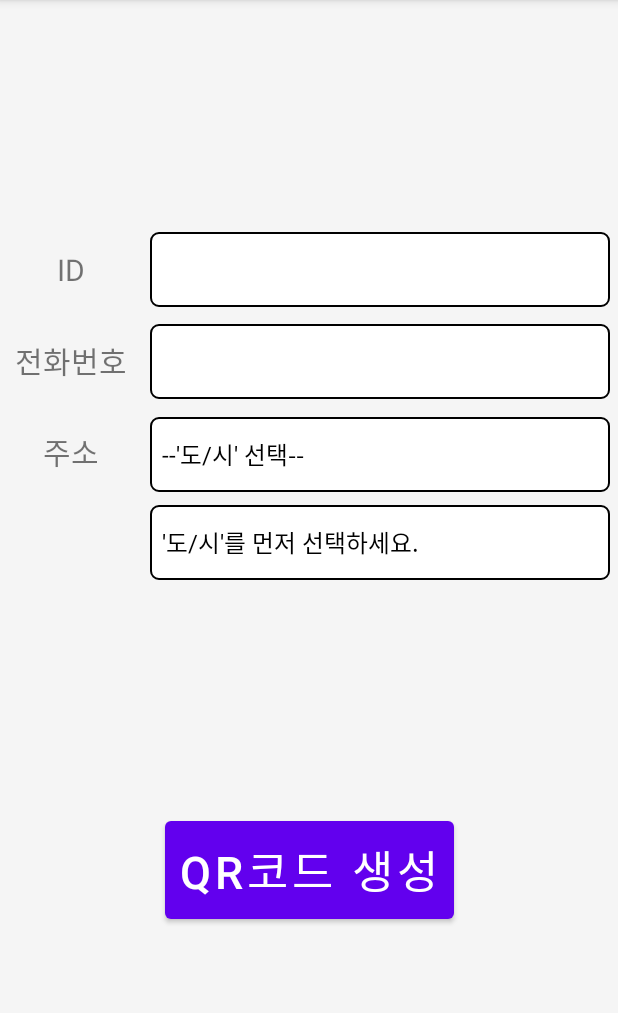
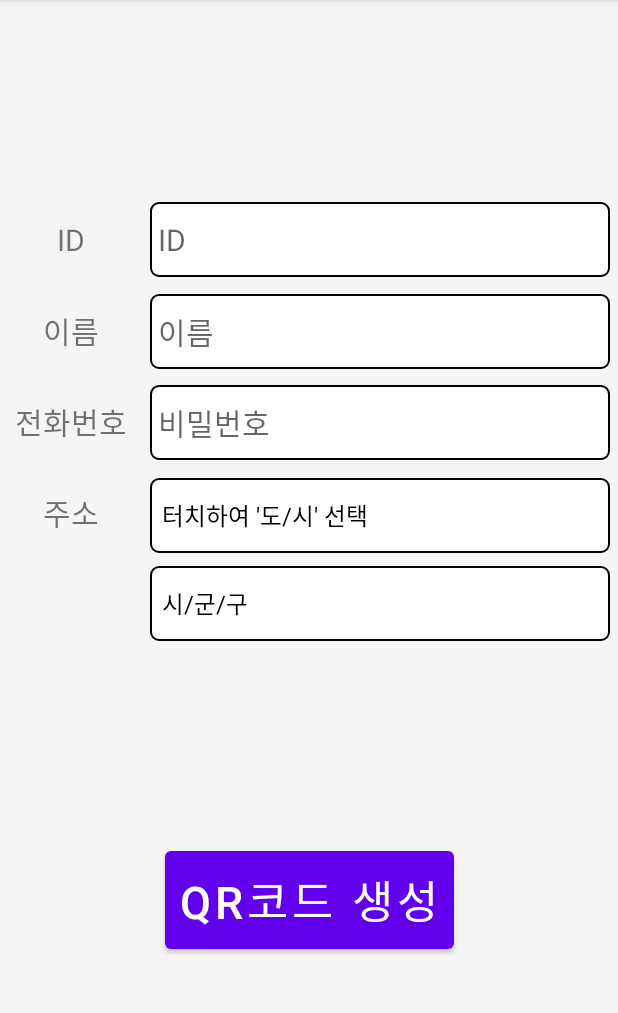
Before and after one commit to dlrgus041/gradUserApp, an Android app: the screen it shows after launch (MainActivity), on a phone screen of 412 x 824 dp, the part 84-1097 px from its top. Run offline under Robolectric (Android 15) with nearby library versions, the phone set to English and light mode, and no system bars; libraries missing offline, so code that uses them is left out: com.journeyapps.barcodescanner.

Commit message:
add 'ID' field to distinguish employee/visitor

```diff
--- a/app/src/main/java/org/grad/user/MainActivity.kt
+++ b/app/src/main/java/org/grad/user/MainActivity.kt
@@ -68,11 +68,9 @@ class MainActivity : AppCompatActivity() {
         spn1.onItemSelectedListener = object : AdapterView.OnItemSelectedListener {
 
             override fun onItemSelected(parent: AdapterView<*>?, view: View, position: Int, id: Long) {
-                if (position > 0) {
-                    changeSecondSpinner(position)
-                    enableSecondSpinner(true)
-                    address = 0
-                } else enableSecondSpinner(false)
+                changeSecondSpinner(position)
+                enableSecondSpinner(position > 0)
+                address = 0
             }
 
             override fun onNothingSelected(parent: AdapterView<*>?) {
@@ -144,7 +142,7 @@ class MainActivity : AppCompatActivity() {
         view.setImageBitmap(
             BarcodeEncoder().createBitmap(
                 QRCodeWriter().encode(
-                    msg, BarcodeFormat.QR_CODE, 250, 250, hints
+                    msg, BarcodeFormat.QR_CODE, 300, 300, hints
                 )
             )
         )
@@ -152,7 +150,6 @@ class MainActivity : AppCompatActivity() {
 
     fun enableSecondSpinner(flag: Boolean) {
         spn2.isClickable = flag
-        spn2.adapter = ArrayAdapter.createFromResource(this, adArr[0], android.R.layout.simple_spinner_dropdown_item)
     }
 
     fun changeSecondSpinner(pos: Int) {
--- a/app/src/main/res/layout/activity_main.xml
+++ b/app/src/main/res/layout/activity_main.xml
@@ -41,7 +41,31 @@
                         android:padding="5dp"
                         android:id="@+id/editTextId"
                         android:background="@drawable/text_design"
-                        android:textSize="20sp" />
+                        android:textSize="20sp"
+                        android:hint="ID"/>
+
+            </TableRow>
+
+            <TableRow>
+
+                <TextView
+                        android:layout_width="match_parent"
+                        android:layout_height="match_parent"
+                        android:padding="10dp"
+                        android:text="이름"
+                        android:textSize="20sp"
+                        android:gravity="center"/>
+
+                <EditText
+                        android:layout_weight="1"
+                        android:layout_width="match_parent"
+                        android:layout_height="50dp"
+                        android:layout_margin="5dp"
+                        android:padding="5dp"
+                        android:id="@+id/editTextName"
+                        android:background="@drawable/text_design"
+                        android:textSize="20sp"
+                        android:hint="이름"/>
 
             </TableRow>
 
@@ -64,7 +88,8 @@
                         android:inputType="phone"
                         android:id="@+id/editTextPhone"
                         android:background="@drawable/text_design"
-                        android:textSize="20sp" />
+                        android:textSize="20sp"
+                        android:hint="비밀번호"/>
 
             </TableRow>
 
@@ -85,7 +110,7 @@
                         android:layout_margin="5dp"
                         android:id="@+id/spinner1"
                         android:background="@drawable/spinner_design"
-                        android:spinnerMode="dialog" />
+                        android:spinnerMode="dialog"/>
 
             </TableRow>
 
@@ -129,8 +154,8 @@
             android:visibility="invisible">
 
         <ImageView
-                android:layout_width="250dp"
-                android:layout_height="250dp"
+                android:layout_width="300dp"
+                android:layout_height="300dp"
                 android:id="@+id/imgView"
                 app:layout_constraintBottom_toBottomOf="parent"
                 app:layout_constraintLeft_toLeftOf="parent"
--- a/app/src/main/res/values-night/themes.xml
+++ b/app/src/main/res/values-night/themes.xml
@@ -1,3 +1,4 @@
+<?xml version="1.0" encoding="utf-8"?>
 <resources xmlns:tools="http://schemas.android.com/tools">
     <!-- Base application theme. -->
     <style name="Theme.User" parent="Theme.MaterialComponents.DayNight.DarkActionBar">
--- a/app/src/main/res/values/address.xml
+++ b/app/src/main/res/values/address.xml
@@ -1,7 +1,7 @@
 <?xml version="1.0" encoding="utf-8"?>
 <resources>
     <string-array name="addr00">
-        <item>--'도/시' 선택--</item>
+        <item>"터치하여 '도/시' 선택"</item>
         <item>서울특별시</item>
         <item>광주광역시</item>
         <item>대구광역시</item>
@@ -22,11 +22,11 @@
     </string-array>
 
     <string-array name="addr0">
-        <item>'도/시'를 먼저 선택하세요.</item>
+        <item>시/군/구</item>
     </string-array>
 
     <string-array name="addr1">
-        <item>--'군/구' 선택--</item>
+        <item>"터치하여 '군/구' 선택"</item>
         <item>강남구</item>
         <item>강동구</item>
         <item>강북구</item>
@@ -55,7 +55,7 @@
     </string-array>
 
     <string-array name="addr2">
-        <item>--'군/구' 선택--</item>
+        <item>"터치하여 '군/구' 선택"</item>
         <item>광산구</item>
         <item>남구</item>
         <item>동구</item>
@@ -64,7 +64,7 @@
     </string-array>
 
     <string-array name="addr3">
-        <item>--'군/구' 선택--</item>
+        <item>"터치하여 '군/구' 선택"</item>
         <item>남구</item>
         <item>달서구</item>
         <item>동구</item>
@@ -75,7 +75,7 @@
     </string-array>
 
     <string-array name="addr4">
-        <item>--'군/구' 선택--</item>
+        <item>"터치하여 '군/구' 선택"</item>
         <item>대덕구</item>
         <item>동구</item>
         <item>서구</item>
@@ -84,7 +84,7 @@
     </string-array>
 
     <string-array name="addr5">
-        <item>--'군/구' 선택--</item>
+        <item>"터치하여 '군/구' 선택"</item>
         <item>강서구</item>
         <item>금정구</item>
         <item>기장군</item>
@@ -104,7 +104,7 @@
     </string-array>
 
     <string-array name="addr6">
-        <item>--'군/구' 선택--</item>
+        <item>"터치하여 '군/구' 선택"</item>
         <item>남구</item>
         <item>동구</item>
         <item>북구</item>
@@ -113,7 +113,7 @@
     </string-array>
 
     <string-array name="addr7">
-        <item>--'군/구' 선택--</item>
+        <item>"터치하여 '군/구' 선택"</item>
         <item>강화군</item>
         <item>계양구</item>
         <item>남동구</item>
@@ -127,12 +127,12 @@
     </string-array>
 
     <string-array name="addr8">
-        <item>--선택--</item>
+        <item>터치하여 선택</item>
         <item>세종시</item>
     </string-array>
 
     <string-array name="addr9">
-        <item>--'시/군' 선택--</item>
+        <item>"터치하여 '시/군' 선택"</item>
         <item>강릉</item>
         <item>고성</item>
         <item>동해</item>
@@ -154,7 +154,7 @@
     </string-array>
 
     <string-array name="addr10">
-        <item>--'시/군' 선택--</item>
+        <item>"터치하여 '시/군' 선택"</item>
         <item>가평</item>
         <item>고양</item>
         <item>과천</item>
@@ -189,7 +189,7 @@
     </string-array>
 
     <string-array name="addr11">
-        <item>--'시/군' 선택--</item>
+        <item>"터치하여 '시/군' 선택"</item>
         <item>거제</item>
         <item>거창</item>
         <item>고성</item>
@@ -211,7 +211,7 @@
     </string-array>
 
     <string-array name="addr12">
-        <item>--'시/군' 선택--</item>
+        <item>"터치하여 '시/군' 선택"</item>
         <item>경산</item>
         <item>경주</item>
         <item>고령</item>
@@ -238,7 +238,7 @@
     </string-array>
 
     <string-array name="addr13">
-        <item>--'시/군' 선택--</item>
+        <item>"터치하여 '시/군' 선택"</item>
         <item>강진</item>
         <item>고흥</item>
         <item>곡성</item>
@@ -264,7 +264,7 @@
     </string-array>
 
     <string-array name="addr14">
-        <item>--'시/군' 선택--</item>
+        <item>"터치하여 '시/군' 선택"</item>
         <item>고창</item>
         <item>군산</item>
         <item>김제</item>
@@ -282,7 +282,7 @@
     </string-array>
 
     <string-array name="addr15">
-        <item>--'시/군' 선택--</item>
+        <item>"터치하여 '시/군' 선택"</item>
         <item>계룡</item>
         <item>공주</item>
         <item>금산</item>
@@ -301,7 +301,7 @@
     </string-array>
 
     <string-array name="addr16">
-        <item>--'시/군' 선택--</item>
+        <item>"터치하여 '시/군' 선택"</item>
         <item>괴산</item>
         <item>단양</item>
         <item>보은</item>
@@ -316,7 +316,7 @@
     </string-array>
 
     <string-array name="addr17">
-        <item>--선택--</item>
+        <item>터치하여 선택</item>
         <item>서귀포</item>
         <item>제주</item>
     </string-array>
--- a/app/src/main/res/values/themes.xml
+++ b/app/src/main/res/values/themes.xml
@@ -1,3 +1,4 @@
+<?xml version="1.0" encoding="utf-8"?>
 <resources xmlns:tools="http://schemas.android.com/tools">
     <!-- Base application theme. -->
     <style name="Theme.User" parent="Theme.MaterialComponents.DayNight.DarkActionBar">
--- a/build.gradle
+++ b/build.gradle
@@ -6,8 +6,8 @@ buildscript {
         mavenCentral()
     }
     dependencies {
-        classpath 'com.android.tools.build:gradle:7.1.0'
-        classpath "org.jetbrains.kotlin:kotlin-gradle-plugin:1.5.20"
+        classpath 'com.android.tools.build:gradle:7.1.2'
+        classpath "org.jetbrains.kotlin:kotlin-gradle-plugin:1.6.10"
         classpath "org.jetbrains.kotlin:kotlin-gradle-plugin:$kotlin_version"
 
         // NOTE: Do not place your application dependencies here; they belong
```
